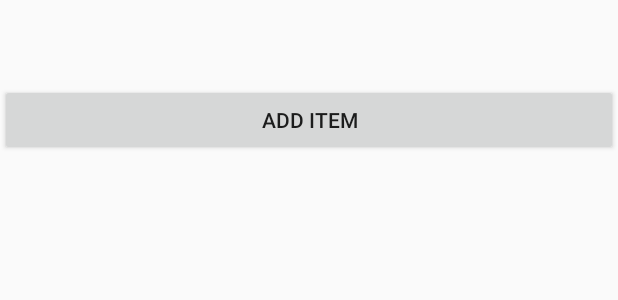
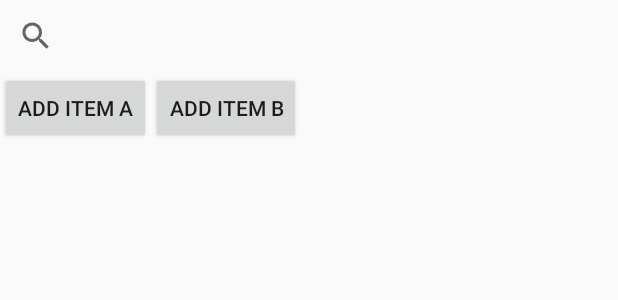
Before and after one commit to vsehgal1/Lost-Found, an Android app: the layout activity_scrolling.xml on its own in the app's theme, with its tools: preview values and no code run, on a phone screen of 412 x 824 dp. Shown: the top 300 px of the screen. Run offline under Robolectric (Android 15) with nearby library versions, the phone set to English and light mode, and no system bars.

Commit message:
add search functionality

```diff
--- a/app/src/main/res/layout/activity_scrolling.xml
+++ b/app/src/main/res/layout/activity_scrolling.xml
@@ -1,7 +1,7 @@
 <?xml version="1.0" encoding="utf-8"?>
-<androidx.coordinatorlayout.widget.CoordinatorLayout xmlns:android="http://schemas.android.com/apk/res/android"
-    xmlns:app="http://schemas.android.com/apk/res-auto"
+<RelativeLayout xmlns:app="http://schemas.android.com/apk/res-auto"
     xmlns:tools="http://schemas.android.com/tools"
+    xmlns:android="http://schemas.android.com/apk/res/android"
     android:layout_width="match_parent"
     android:layout_height="match_parent"
     android:fitsSystemWindows="true"
@@ -34,16 +34,30 @@
 <!--    </com.google.android.material.appbar.AppBarLayout>-->
 
 <!--    VIKRAM CODE STARTS HERE-->
+    <androidx.appcompat.widget.SearchView
+        android:id="@+id/searchView"
+        android:layout_width="match_parent"
+        android:layout_height="wrap_content">
+    </androidx.appcompat.widget.SearchView>
     <Button
-        android:id="@+id/addItem"
-        android:layout_width="match_parent"
+        android:id="@+id/addItemA"
+        android:layout_width="wrap_content"
         android:layout_height="wrap_content"
-        android:text="Add Item" />
+        android:layout_below="@id/searchView"
+        android:text="Add Item A" />
+    <Button
+        android:id="@+id/addItemB"
+        android:layout_width="wrap_content"
+        android:layout_height="wrap_content"
+        android:layout_below="@id/searchView"
+        android:layout_toRightOf="@id/addItemA"
+        android:text="Add Item B" />
 
     <ListView
         android:id="@+id/listView"
         android:layout_width="match_parent"
         android:layout_height="match_parent"
+        android:layout_below="@id/addItemA"
         app:layout_constraintBottom_toBottomOf="parent"
         app:layout_constraintEnd_toEndOf="parent"
         app:layout_constraintTop_toTopOf="parent" >
@@ -63,4 +77,4 @@
 <!--        app:layout_anchor="@id/app_bar"-->
 <!--        app:layout_anchorGravity="bottom|end"-->
 <!--        app:srcCompat="@android:drawable/ic_dialog_email" />-->
-</androidx.coordinatorlayout.widget.CoordinatorLayout>
+</RelativeLayout>
```
Also changed, not shown: app/src/main/java/com/example/lostandfound/ItemAdapter.kt (+35 -2 lines), app/src/main/java/com/example/lostandfound/ScrollingActivity.kt (+35 -16 lines), app/src/main/res/drawable/iphone.jpeg (added).
